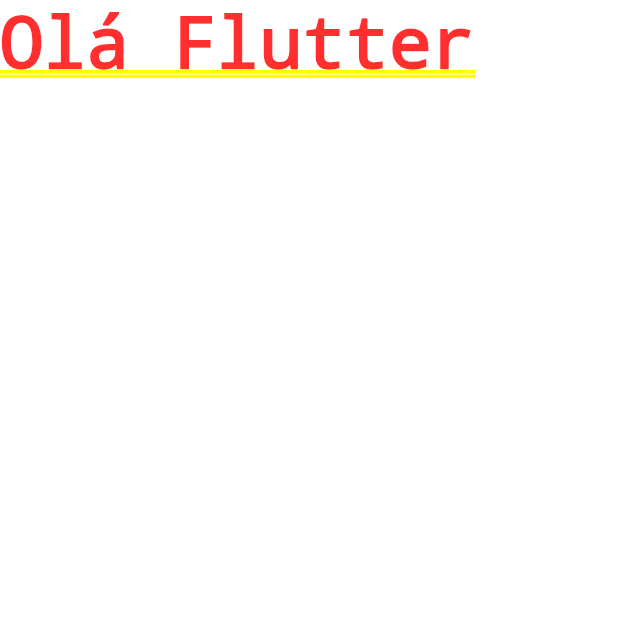
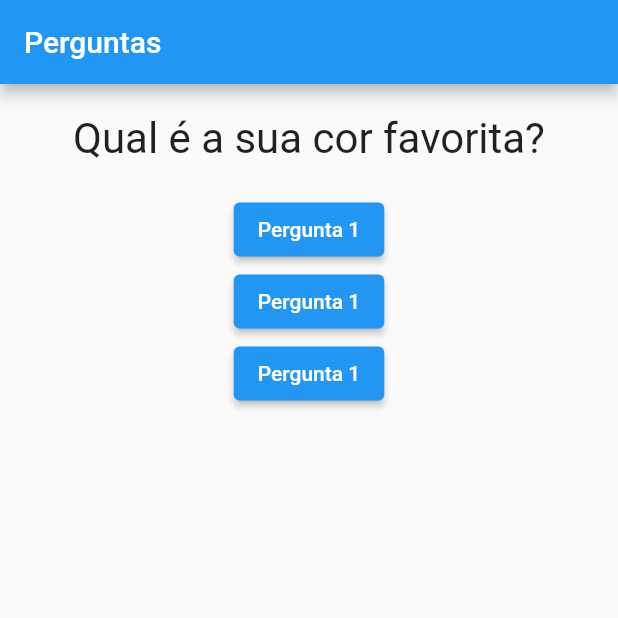
Before and after one commit to dvitorsantos/Quiz-Flutter, a Flutter app: the screen it shows after launch, on a phone screen of 412 x 824 dp, the top half of it. Run offline on Flutter 3.47's test engine with Material 2 defaults, Android fonts, the phone set to English and light mode, and no system bars.

Commit message:
Criação do widget questão e resposta

```diff
--- a/lib/main.dart
+++ b/lib/main.dart
@@ -1,11 +1,47 @@
 import 'package:flutter/material.dart';
+
+import './questao.dart';
+import './resposta.dart';
 
 void main() => runApp(new PerguntaApp());
 
-class PerguntaApp extends StatelessWidget {
+class _PerguntaAppState extends State<PerguntaApp> {
+  var _perguntaSelecionada = 0;
+
+  void _responder() {
+    setState(() {
+      _perguntaSelecionada++;
+    });
+    print(_perguntaSelecionada);
+  }
+
+  @override
+  final List<String> perguntas = [
+    'Qual é a sua cor favorita?',
+    'Qual é o seu animal favorito?'
+  ];
+
   Widget build(BuildContext context) {
     return MaterialApp(
-      home: Text('Olá Flutter'),
+      home: Scaffold(
+        appBar: AppBar(
+          title: Text('Perguntas'),
+        ),
+        body: Column(
+          children: <Widget>[
+            Questao(perguntas[_perguntaSelecionada]),
+            Resposta('Pergunta 1', _responder),
+            Resposta('Pergunta 1', _responder),
+            Resposta('Pergunta 1', _responder)
+          ],
+        ),
+      ),
     );
   }
 }
+
+class PerguntaApp extends StatefulWidget {
+  _PerguntaAppState createState() {
+    return _PerguntaAppState();
+  }
+}
--- /dev/null
+++ b/lib/questao.dart
@@ -0,0 +1,20 @@
+import 'package:flutter/material.dart';
+
+class Questao extends StatelessWidget {
+  final texto;
+
+  Questao(this.texto);
+
+  @override
+  Widget build(BuildContext context) {
+    return Container(
+      width: double.infinity,
+      margin: EdgeInsets.all(20),
+      child: Text(
+        texto,
+        style: TextStyle(fontSize: 28),
+        textAlign: TextAlign.center,
+      ),
+    );
+  }
+}
--- /dev/null
+++ b/lib/resposta.dart
@@ -0,0 +1,13 @@
+import 'package:flutter/material.dart';
+
+class Resposta extends StatelessWidget {
+  final pergunta;
+  final onPress;
+
+  Resposta(this.pergunta, this.onPress);
+
+  @override
+  Widget build(BuildContext context) {
+    return (ElevatedButton(onPressed: () => onPress(), child: Text(pergunta)));
+  }
+}
```
